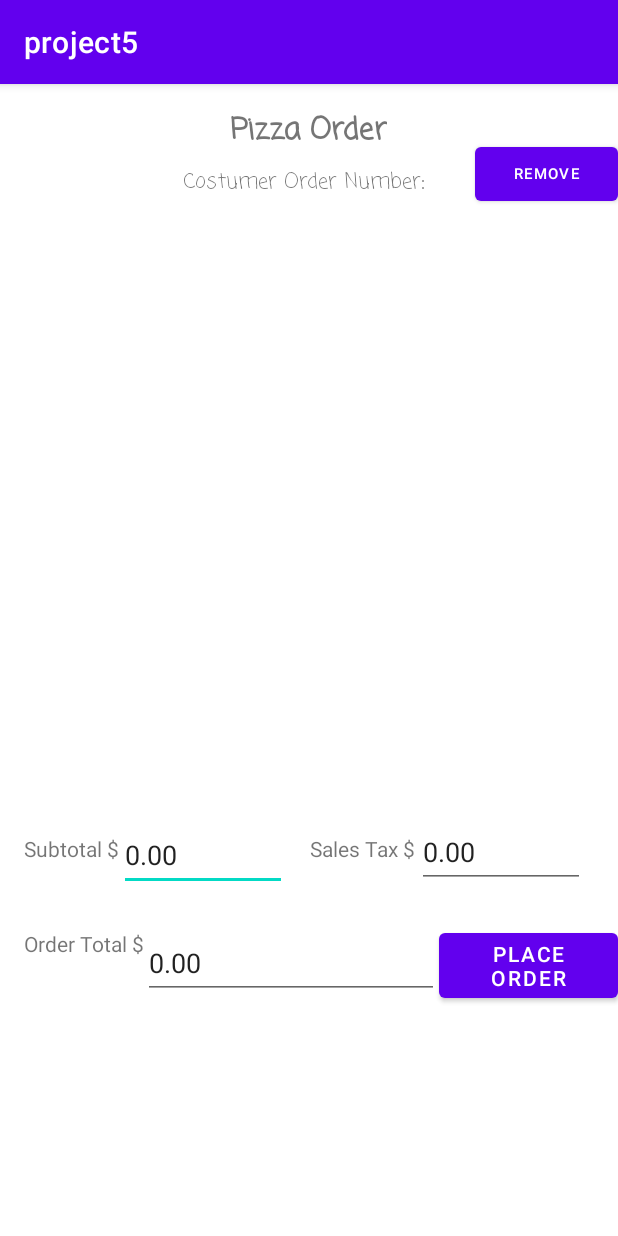
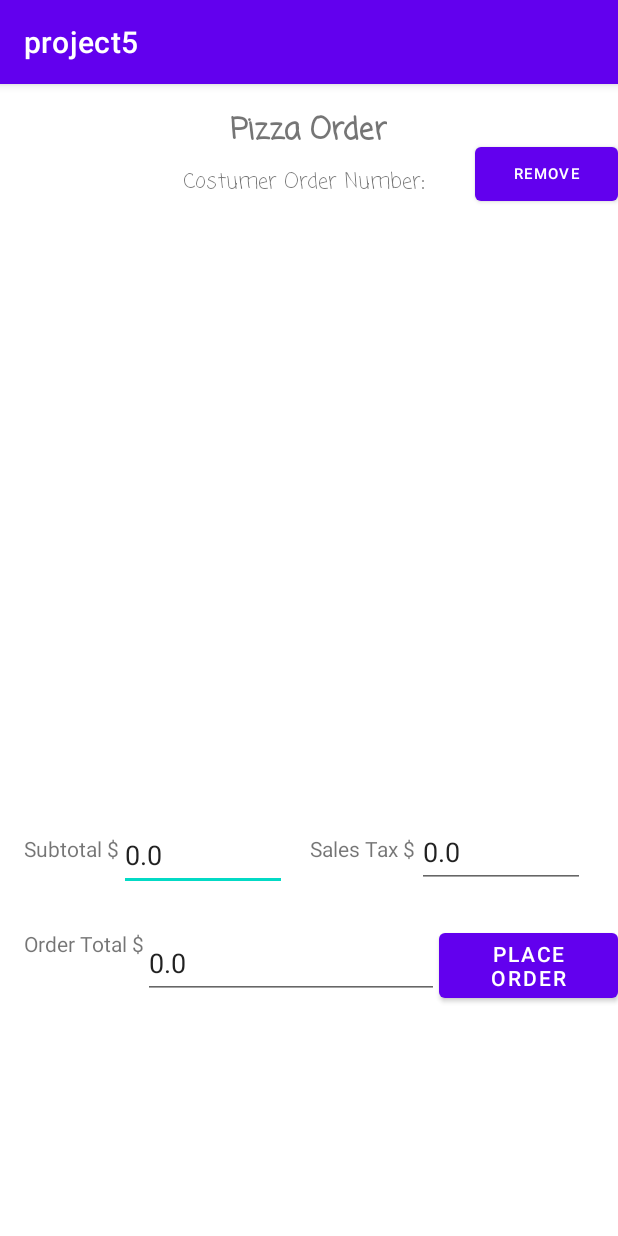
Before and after one commit to wessaleh/Android, an Android app: the currentOrderView screen opened directly, with no data from a screen before it, on a phone screen of 412 x 824 dp. Run offline under Robolectric (Android 15) with nearby library versions, the phone set to English and light mode, and no system bars; 2 statements that could not run were skipped.

Commit message:
current order view update

```diff
--- a/app/src/main/java/com/example/project5/currentOrderView.java
+++ b/app/src/main/java/com/example/project5/currentOrderView.java
@@ -23,6 +23,9 @@ public class currentOrderView extends AppCompatActivity implements AdapterView.O
     ArrayAdapter adapter;
     int selectedIndex;
 
+    private final double TAX_RATE = 0.06625;
+    private final double TOTAL_RATE = 1 + TAX_RATE;
+
     @Override
     protected void onCreate(Bundle savedInstanceState) {
         super.onCreate(savedInstanceState);
@@ -34,7 +37,7 @@ public class currentOrderView extends AppCompatActivity implements AdapterView.O
         storeOrders = (StoreOrders) intent.getExtras().get("store orders");
 
         listView = findViewById(R.id.cart);
-        phoneNumber = findViewById(R.id.phoneNumber);
+        phoneNumber = findViewById(R.id.customerPhoneNumber);
         subtotal = findViewById(R.id.subtotal);
         salesTax = findViewById(R.id.salesTax);
         orderTotal = findViewById(R.id.orderTotal);
@@ -53,6 +56,10 @@ public class currentOrderView extends AppCompatActivity implements AdapterView.O
                 (this, android.R.layout.simple_list_item_1, pizzaList);
         listView.setAdapter(adapter);
         // set the values of all the textviews
+        subtotal.setText("" + subTotalPrice(pizzas));
+        salesTax.setText("" + (subTotalPrice(pizzas) * TAX_RATE));
+        orderTotal.setText("" + (subTotalPrice(pizzas) * TOTAL_RATE));
+        phoneNumber.setText("Customer phone number: " + intent.getExtras().get("phone"));
 
     }
 
@@ -65,4 +72,12 @@ public class currentOrderView extends AppCompatActivity implements AdapterView.O
     public void onItemClick(AdapterView<?> parent, View view, int position, long id) {
         selectedIndex = position;
     }
+
+    private double subTotalPrice(ArrayList<Pizza> pizzas){
+        double subTotal = 0.0;
+        for (int i = 0; i < pizzas.size(); i++){
+            subTotal += pizzas.get(i).price();
+        }
+        return subTotal;
+    }
 }
--- a/app/src/main/res/layout/activity_current_order_view.xml
+++ b/app/src/main/res/layout/activity_current_order_view.xml
@@ -83,7 +83,7 @@
         android:editable="false"
         android:ems="10"
         android:hint="0.00"
-        android:inputType="numberDecimal"
+        android:inputType="none"
         android:text="0.00"
         app:layout_constraintStart_toEndOf="@+id/textView10"
         app:layout_constraintTop_toBottomOf="@+id/cart" />
@@ -97,7 +97,7 @@
         android:editable="false"
         android:ems="10"
         android:hint="0.00"
-        android:inputType="numberDecimal"
+        android:inputType="none"
         android:text="0.00"
         app:layout_constraintEnd_toEndOf="parent"
         app:layout_constraintHorizontal_bias="0.0"
@@ -112,7 +112,7 @@
         android:editable="false"
         android:ems="10"
         android:hint="0.00"
-        android:inputType="numberDecimal"
+        android:inputType="none"
         android:text="0.00"
         app:layout_constraintEnd_toStartOf="@+id/placeOrderButton"
         app:layout_constraintHorizontal_bias="1.0"
```
